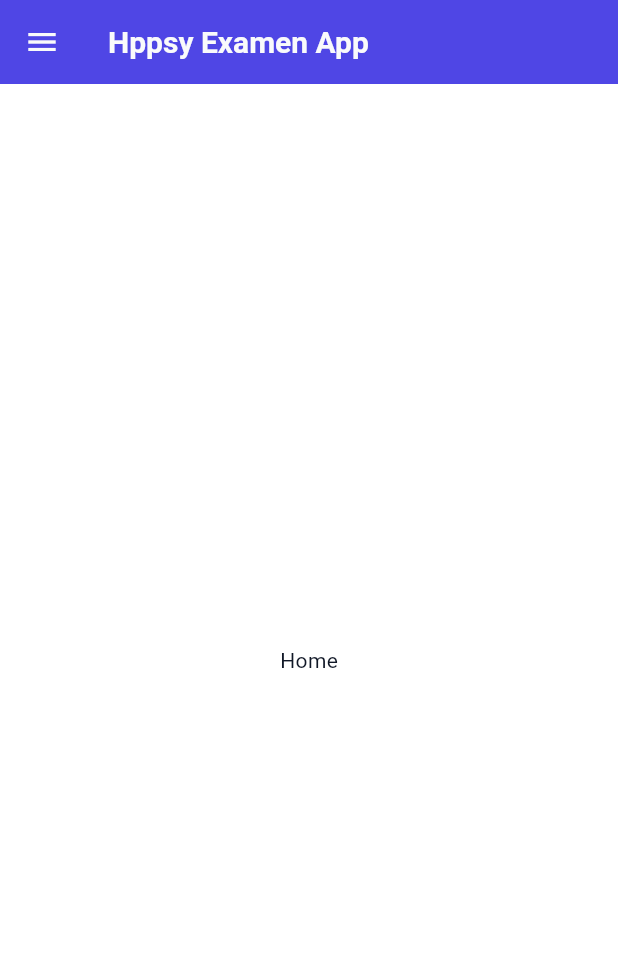
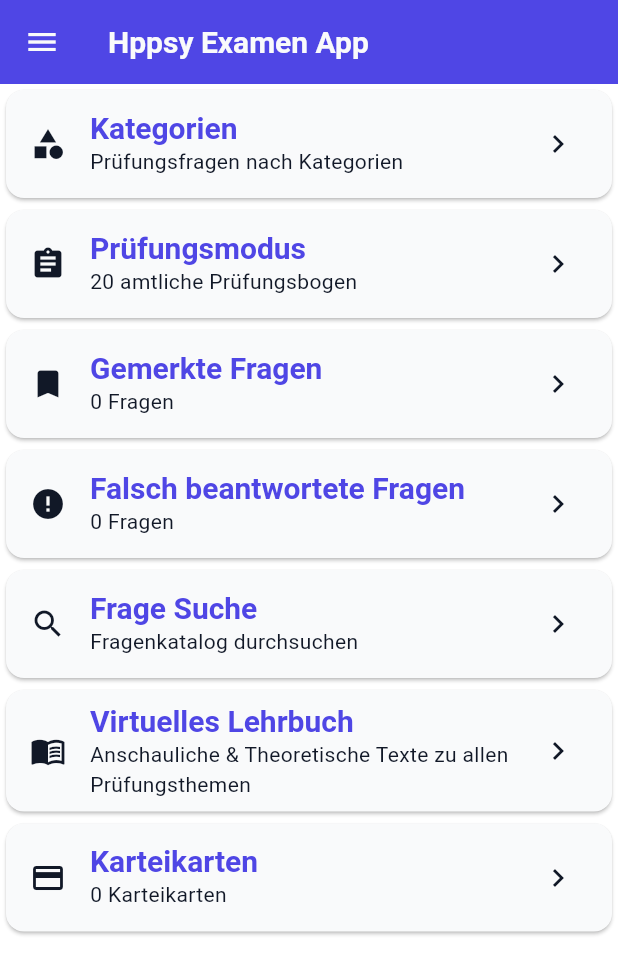
Before and after one commit to BytebyMarc/hp_app, a Flutter app: the screen it shows after launch, on a phone screen of 412 x 824 dp. Shown: the top 974 px of the screen. Run offline on Flutter 3.47's test engine with Material 3 defaults, Android fonts, the phone set to English and light mode, and no system bars; our stand-ins replace bloc, equatable, flutter_bloc.

Commit message:
add Jetzt Lernen Menu Übersicht

```diff
--- a/lib/BurgerMenu/BurgerMenu.dart
+++ b/lib/BurgerMenu/BurgerMenu.dart
@@ -44,7 +44,7 @@ class BurgerMenu extends StatelessWidget {
               return const Center(child: Text('Youtube'));
             case MenuItem.home:
             default:
-              return Home();
+              return HomeScreen();
           }
         },
       ),
--- a/lib/home/home.dart
+++ b/lib/home/home.dart
@@ -1,10 +1,79 @@
 import 'package:flutter/material.dart';
-import 'package:flutter/widgets.dart';
+import 'package:flutter_bloc/flutter_bloc.dart';
+import 'package:hp_app/home/categoryPage/categoryPage.dart';
+import 'package:hp_app/home/falseQuestions/falseQuestion.dart';
+import 'package:hp_app/home/indexCards/indexCards.dart';
+import 'package:hp_app/home/originalExamen/originalExamen.dart';
+import 'package:hp_app/home/savedQuestions/savedQuestions.dart';
+import 'package:hp_app/home/searchQuestion/searchQuestion.dart';
+import 'package:hp_app/home/vitualLearnBook/vitualLearnBook.dart';
+import 'package:hp_app/navigation_cubit.dart';
 
-class Home extends StatelessWidget{
+
+/// Steuert das Untermenü auf dem Home-Screen
+class HomeScreen extends StatelessWidget {
+  @override
+  Widget build(BuildContext context) {
+    return BlocBuilder<NavigationHome, HomeMenuItem>(
+      builder: (context, state) {
+        switch (state) {
+          case HomeMenuItem.home:
+            return _HomeMenuList();
+          case HomeMenuItem.kategorien:
+            return CategoryPage();
+          case HomeMenuItem.pruefungsmodus:
+            return OriginalExamen();
+          case HomeMenuItem.gemerkteFragen:
+            return SavedQuestions();
+          case HomeMenuItem.falschBeantwortete:
+            return FalseQuestion();
+          case HomeMenuItem.frageSuche:
+            return SearchQuestion();
+          case HomeMenuItem.virtuellesLehrbuch:
+            return VirtualLearnBook();
+          case HomeMenuItem.karteikarten:
+            return IndexCards();
+        }
+      },
+    );
+  }
+}
+
+/// Die Card-Liste mit deinen Home-Untermenüpunkten
+class _HomeMenuList extends StatelessWidget {
+  final List<_Entry> _entries = [
+    _Entry(HomeMenuItem.kategorien, 'Kategorien', 'Prüfungsfragen nach Kategorien', Icons.category),
+    _Entry(HomeMenuItem.pruefungsmodus, 'Prüfungsmodus', '20 amtliche Prüfungsbogen', Icons.assignment),
+    _Entry(HomeMenuItem.gemerkteFragen, 'Gemerkte Fragen', '0 Fragen', Icons.bookmark),
+    _Entry(HomeMenuItem.falschBeantwortete, 'Falsch beantwortete Fragen', '0 Fragen', Icons.error),
+    _Entry(HomeMenuItem.frageSuche, 'Frage Suche', 'Fragenkatalog durchsuchen', Icons.search),
+    _Entry(HomeMenuItem.virtuellesLehrbuch, 'Virtuelles Lehrbuch', 'Anschauliche & Theoretische Texte zu allen Prüfungsthemen', Icons.menu_book),
+    _Entry(HomeMenuItem.karteikarten, 'Karteikarten', '0 Karteikarten', Icons.credit_card),
+  ];
 
   @override
-  Widget build(BuildContext context) => Center(child: Text('Home'));
+  Widget build(BuildContext context) {
+    return ListView.builder(
+      itemCount: _entries.length,
+      itemBuilder: (ctx, i) {
+        final e = _entries[i];
+        return Card(
+          child: ListTile(
+            leading: Icon(e.icon),
+            title: Text(e.title, style: Theme.of(context).textTheme.titleLarge),
+            subtitle: Text(e.subtitle, style: Theme.of(context).textTheme.bodyMedium),
+            trailing: Icon(Icons.chevron_right),
+            onTap: () => context.read<NavigationHome>().selectHomeMenu(e.item),
+          ),
+        );
+      },
+    );
+  }
+}
 
-
+class _Entry {
+  final HomeMenuItem item;
+  final String title, subtitle;
+  final IconData icon;
+  _Entry(this.item, this.title, this.subtitle, this.icon);
 }
--- a/lib/navigation_cubit.dart
+++ b/lib/navigation_cubit.dart
@@ -1,4 +1,5 @@
 import 'package:bloc/bloc.dart';
+import 'package:flutter_bloc/flutter_bloc.dart';
 
 enum MenuItem {
   home,
@@ -16,9 +17,22 @@ enum MenuItem {
   facebook,
   youtube,
 }
-
+enum HomeMenuItem {
+  home,
+  kategorien,
+  pruefungsmodus,
+  gemerkteFragen,
+  falschBeantwortete,
+  frageSuche,
+  virtuellesLehrbuch,
+  karteikarten,
+}
 class NavigationCubit extends Cubit<MenuItem> {
   NavigationCubit() : super(MenuItem.home);
-
   void selectMenu(MenuItem item) => emit(item);
 }
+
+class NavigationHome extends Cubit<HomeMenuItem> {
+  NavigationHome() : super(HomeMenuItem.home);
+  void selectHomeMenu(HomeMenuItem item) => emit(item);
+}
```
Also changed, not shown: lib/home/categoryPage/categoryPage.dart (added, +12 -0 lines), lib/home/falseQuestions/falseQuestion.dart (added, +12 -0 lines), lib/home/indexCards/indexCards.dart (added, +12 -0 lines), lib/home/originalExamen/originalExamen.dart (added, +12 -0 lines), lib/home/savedQuestions/savedQuestions.dart (added, +12 -0 lines), lib/home/searchQuestion/searchQuestion.dart (added, +12 -0 lines), lib/home/vitualLearnBook/vitualLearnBook.dart (added, +12 -0 lines), lib/main.dart (+1 -6 lines), lib/settings/settings.dart (+5 -11 lines).
